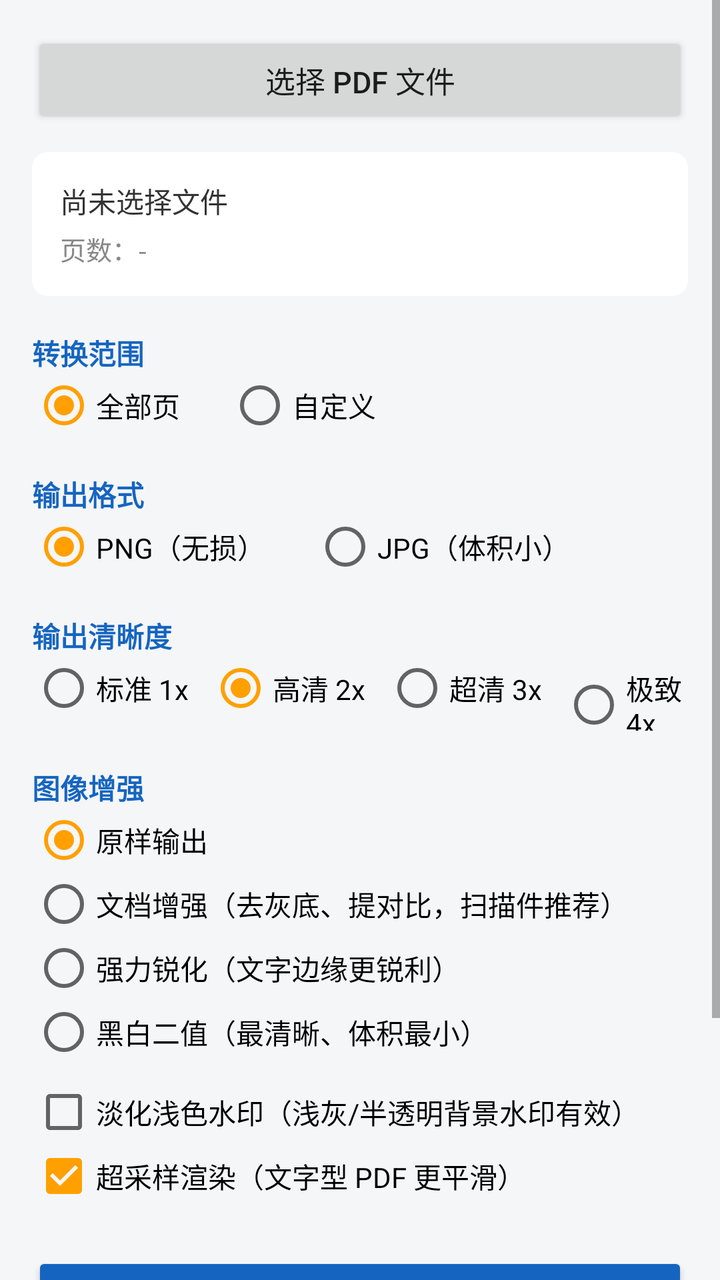
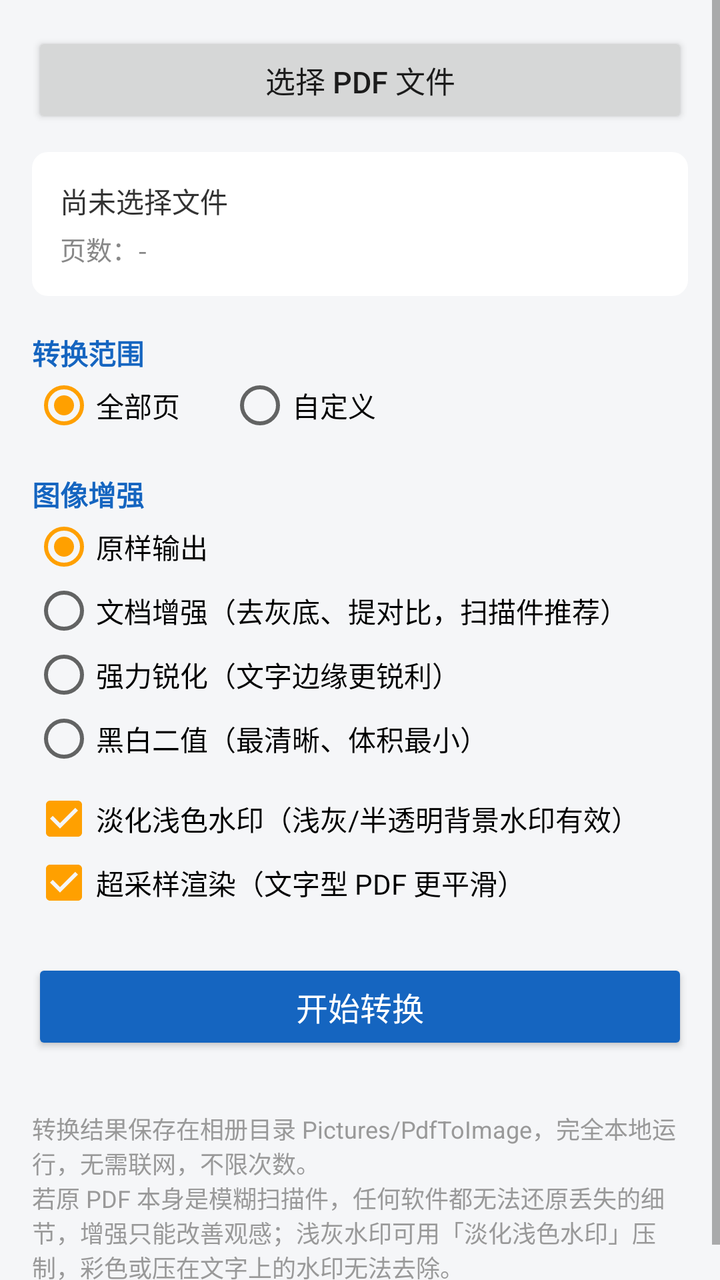

Compare the two renders of this Android layout. The source of the first and the diff that turns it into the second are given below.
<!-- AndroidManifest.xml: application theme AppTheme -->
<!-- res/layout/activity_main.xml -->
<?xml version="1.0" encoding="utf-8"?>
<ScrollView xmlns:android="http://schemas.android.com/apk/res/android"
    android:layout_width="match_parent"
    android:layout_height="match_parent"
    android:background="#F5F6F8"
    android:fillViewport="true">

    <LinearLayout
        android:layout_width="match_parent"
        android:layout_height="wrap_content"
        android:orientation="vertical"
        android:padding="16dp">

        <Button
            android:id="@+id/btnPick"
            android:layout_width="match_parent"
            android:layout_height="48dp"
            android:text="选择 PDF 文件"
            android:textSize="15sp" />

        <LinearLayout
            android:layout_width="match_parent"
            android:layout_height="wrap_content"
            android:layout_marginTop="12dp"
            android:background="@drawable/bg_card"
            android:orientation="vertical"
            android:padding="14dp">

            <TextView
                android:id="@+id/tvFile"
                android:layout_width="match_parent"
                android:layout_height="wrap_content"
                android:text="尚未选择文件"
                android:textColor="#333333"
                android:textSize="14sp" />

            <TextView
                android:id="@+id/tvPages"
                android:layout_width="match_parent"
                android:layout_height="wrap_content"
                android:layout_marginTop="4dp"
                android:text="页数：-"
                android:textColor="#888888"
                android:textSize="13sp" />
        </LinearLayout>

        <TextView
            android:layout_width="match_parent"
            android:layout_height="wrap_content"
            android:layout_marginTop="18dp"
            android:text="转换范围"
            android:textColor="#1565C0"
            android:textSize="14sp"
            android:textStyle="bold" />

        <RadioGroup
            android:id="@+id/rgRange"
            android:layout_width="match_parent"
            android:layout_height="wrap_content"
            android:orientation="horizontal">

            <RadioButton
                android:id="@+id/rbAll"
                android:layout_width="wrap_content"
                android:layout_height="wrap_content"
                android:checked="true"
                android:text="全部页"
                android:textSize="14sp" />

            <RadioButton
                android:id="@+id/rbCustom"
                android:layout_width="wrap_content"
                android:layout_height="wrap_content"
                android:layout_marginStart="24dp"
                android:text="自定义"
                android:textSize="14sp" />
        </RadioGroup>

        <LinearLayout
            android:id="@+id/llRange"
            android:layout_width="match_parent"
            android:layout_height="wrap_content"
            android:gravity="center_vertical"
            android:orientation="horizontal"
            android:visibility="gone">

            <EditText
                android:id="@+id/etStart"
                android:layout_width="80dp"
                android:layout_height="42dp"
                android:hint="起始页"
                android:importantForAutofill="no"
                android:inputType="number"
                android:padding="6dp"
                android:textSize="14sp" />

            <TextView
                android:layout_width="wrap_content"
                android:layout_height="wrap_content"
                android:paddingStart="10dp"
                android:paddingEnd="10dp"
                android:text="至"
                android:textSize="14sp" />

            <EditText
                android:id="@+id/etEnd"
                android:layout_width="80dp"
                android:layout_height="42dp"
                android:hint="结束页"
                android:importantForAutofill="no"
                android:inputType="number"
                android:padding="6dp"
                android:textSize="14sp" />

            <TextView
                android:layout_width="wrap_content"
                android:layout_height="wrap_content"
                android:paddingStart="8dp"
                android:text="（页码从 1 开始）"
                android:textColor="#999999"
                android:textSize="12sp" />
        </LinearLayout>

        <TextView
            android:layout_width="match_parent"
            android:layout_height="wrap_content"
            android:layout_marginTop="18dp"
            android:text="输出格式"
            android:textColor="#1565C0"
            android:textSize="14sp"
            android:textStyle="bold" />

        <RadioGroup
            android:id="@+id/rgFormat"
            android:layout_width="match_parent"
            android:layout_height="wrap_content"
            android:orientation="horizontal">

            <RadioButton
                android:id="@+id/rbPng"
                android:layout_width="wrap_content"
                android:layout_height="wrap_content"
                android:checked="true"
                android:text="PNG（无损）"
                android:textSize="14sp" />

            <RadioButton
                android:id="@+id/rbJpg"
                android:layout_width="wrap_content"
                android:layout_height="wrap_content"
                android:layout_marginStart="24dp"
                android:text="JPG（体积小）"
                android:textSize="14sp" />
        </RadioGroup>

        <TextView
            android:layout_width="match_parent"
            android:layout_height="wrap_content"
            android:layout_marginTop="18dp"
            android:text="输出清晰度"
            android:textColor="#1565C0"
            android:textSize="14sp"
            android:textStyle="bold" />

        <RadioGroup
            android:id="@+id/rgScale"
            android:layout_width="match_parent"
            android:layout_height="wrap_content"
            android:orientation="horizontal">

            <RadioButton
                android:id="@+id/rb1x"
                android:layout_width="wrap_content"
                android:layout_height="wrap_content"
                android:text="标准 1x"
                android:textSize="14sp" />

            <RadioButton
                android:id="@+id/rb2x"
                android:layout_width="wrap_content"
                android:layout_height="wrap_content"
                android:layout_marginStart="10dp"
                android:checked="true"
                android:text="高清 2x"
                android:textSize="14sp" />

            <RadioButton
                android:id="@+id/rb3x"
                android:layout_width="wrap_content"
                android:layout_height="wrap_content"
                android:layout_marginStart="10dp"
                android:text="超清 3x"
                android:textSize="14sp" />

            <RadioButton
                android:id="@+id/rb4x"
                android:layout_width="wrap_content"
                android:layout_height="wrap_content"
                android:layout_marginStart="10dp"
                android:text="极致 4x"
                android:textSize="14sp" />
        </RadioGroup>

        <TextView
            android:layout_width="match_parent"
            android:layout_height="wrap_content"
            android:layout_marginTop="18dp"
            android:text="图像增强"
            android:textColor="#1565C0"
            android:textSize="14sp"
            android:textStyle="bold" />

        <RadioGroup
            android:id="@+id/rgEnhance"
            android:layout_width="match_parent"
            android:layout_height="wrap_content"
            android:orientation="vertical">

            <RadioButton
                android:id="@+id/rbEnhNone"
                android:layout_width="wrap_content"
                android:layout_height="wrap_content"
                android:checked="true"
                android:text="原样输出"
                android:textSize="14sp" />

            <RadioButton
                android:id="@+id/rbEnhDoc"
                android:layout_width="wrap_content"
                android:layout_height="wrap_content"
                android:text="文档增强（去灰底、提对比，扫描件推荐）"
                android:textSize="14sp" />

            <RadioButton
                android:id="@+id/rbEnhSharp"
                android:layout_width="wrap_content"
                android:layout_height="wrap_content"
                android:text="强力锐化（文字边缘更锐利）"
                android:textSize="14sp" />

            <RadioButton
                android:id="@+id/rbEnhMono"
                android:layout_width="wrap_content"
                android:layout_height="wrap_content"
                android:text="黑白二值（最清晰、体积最小）"
                android:textSize="14sp" />
        </RadioGroup>

        <CheckBox
            android:id="@+id/cbWatermark"
            android:layout_width="match_parent"
            android:layout_height="wrap_content"
            android:layout_marginTop="8dp"
            android:text="淡化浅色水印（浅灰/半透明背景水印有效）"
            android:textSize="14sp" />

        <CheckBox
            android:id="@+id/cbSuper"
            android:layout_width="match_parent"
            android:layout_height="wrap_content"
            android:checked="true"
            android:text="超采样渲染（文字型 PDF 更平滑）"
            android:textSize="14sp" />

        <Button
            android:id="@+id/btnConvert"
            android:layout_width="match_parent"
            android:layout_height="48dp"
            android:layout_marginTop="22dp"
            android:backgroundTint="#1565C0"
            android:text="开始转换"
            android:textColor="#FFFFFF"
            android:textSize="16sp" />

        <LinearLayout
            android:id="@+id/llProgress"
            android:layout_width="match_parent"
            android:layout_height="wrap_content"
            android:layout_marginTop="16dp"
            android:orientation="vertical"
            android:visibility="gone">

            <ProgressBar
                android:id="@+id/progressBar"
                style="?android:attr/progressBarStyleHorizontal"
                android:layout_width="match_parent"
                android:layout_height="12dp"
                android:max="100" />

            <TextView
                android:id="@+id/tvProgress"
                android:layout_width="match_parent"
                android:layout_height="wrap_content"
                android:layout_marginTop="6dp"
                android:textColor="#555555"
                android:textSize="13sp" />
        </LinearLayout>

        <TextView
            android:layout_width="match_parent"
            android:layout_height="wrap_content"
            android:layout_marginTop="28dp"
            android:text="转换结果保存在相册目录 Pictures/PdfToImage，完全本地运行，无需联网，不限次数。\n若原 PDF 本身是模糊扫描件，任何软件都无法还原丢失的细节，增强只能改善观感；浅灰水印可用「淡化浅色水印」压制，彩色或压在文字上的水印无法去除。"
            android:textColor="#999999"
            android:textSize="12sp" />

    </LinearLayout>
</ScrollView>
<!-- resources referenced by this layout -->
<resources>
  <!-- drawable bg_card (drawable) -->
  <?xml version="1.0" encoding="utf-8"?>
  <shape xmlns:android="http://schemas.android.com/apk/res/android" android:shape="rectangle">
      <solid android:color="#FFFFFF" />
      <corners android:radius="8dp" />
  </shape>
  <style name="AppTheme" parent="Theme.AppCompat.DayNight.DarkActionBar">
          <item name="colorPrimary">#1565C0</item>
          <item name="colorPrimaryDark">#0D47A1</item>
          <item name="colorAccent">#FFA000</item>
      </style>
</resources>

<!-- the commit's change to res/layout/activity_main.xml (unified diff, before → after) -->
@@ -125,86 +125,6 @@
             android:layout_width="match_parent"
             android:layout_height="wrap_content"
             android:layout_marginTop="18dp"
-            android:text="输出格式"
-            android:textColor="#1565C0"
-            android:textSize="14sp"
-            android:textStyle="bold" />
-
-        <RadioGroup
-            android:id="@+id/rgFormat"
-            android:layout_width="match_parent"
-            android:layout_height="wrap_content"
-            android:orientation="horizontal">
-
-            <RadioButton
-                android:id="@+id/rbPng"
-                android:layout_width="wrap_content"
-                android:layout_height="wrap_content"
-                android:checked="true"
-                android:text="PNG（无损）"
-                android:textSize="14sp" />
-
-            <RadioButton
-                android:id="@+id/rbJpg"
-                android:layout_width="wrap_content"
-                android:layout_height="wrap_content"
-                android:layout_marginStart="24dp"
-                android:text="JPG（体积小）"
-                android:textSize="14sp" />
-        </RadioGroup>
-
-        <TextView
-            android:layout_width="match_parent"
-            android:layout_height="wrap_content"
-            android:layout_marginTop="18dp"
-            android:text="输出清晰度"
-            android:textColor="#1565C0"
-            android:textSize="14sp"
-            android:textStyle="bold" />
-
-        <RadioGroup
-            android:id="@+id/rgScale"
-            android:layout_width="match_parent"
-            android:layout_height="wrap_content"
-            android:orientation="horizontal">
-
-            <RadioButton
-                android:id="@+id/rb1x"
-                android:layout_width="wrap_content"
-                android:layout_height="wrap_content"
-                android:text="标准 1x"
-                android:textSize="14sp" />
-
-            <RadioButton
-                android:id="@+id/rb2x"
-                android:layout_width="wrap_content"
-                android:layout_height="wrap_content"
-                android:layout_marginStart="10dp"
-                android:checked="true"
-                android:text="高清 2x"
-                android:textSize="14sp" />
-
-            <RadioButton
-                android:id="@+id/rb3x"
-                android:layout_width="wrap_content"
-                android:layout_height="wrap_content"
-                android:layout_marginStart="10dp"
-                android:text="超清 3x"
-                android:textSize="14sp" />
-
-            <RadioButton
-                android:id="@+id/rb4x"
-                android:layout_width="wrap_content"
-                android:layout_height="wrap_content"
-                android:layout_marginStart="10dp"
-                android:text="极致 4x"
-                android:textSize="14sp" />
-        </RadioGroup>
-
-        <TextView
-            android:layout_width="match_parent"
-            android:layout_height="wrap_content"
-            android:layout_marginTop="18dp"
             android:text="图像增强"
             android:textColor="#1565C0"
             android:textSize="14sp"
@@ -251,6 +171,7 @@
             android:layout_width="match_parent"
             android:layout_height="wrap_content"
             android:layout_marginTop="8dp"
+            android:checked="true"
             android:text="淡化浅色水印（浅灰/半透明背景水印有效）"
             android:textSize="14sp" />
 
